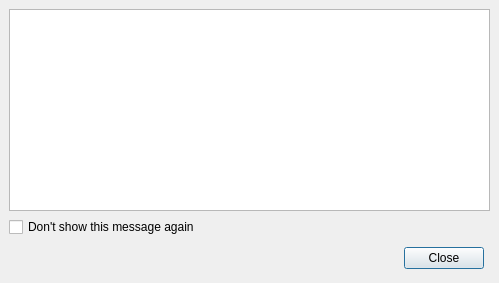
Old version of the form qgis/src/ui/qgsmessageviewer.ui in the repository sourcepole/qgis.
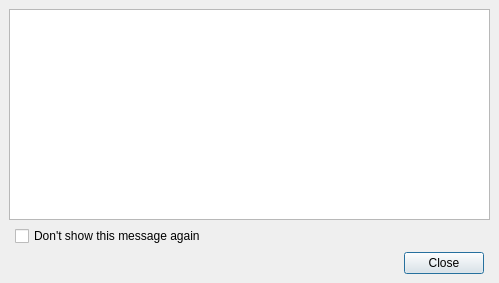
New version of the form.

Patch:
```diff
--- a/qgis/src/ui/qgsmessageviewer.ui
+++ b/qgis/src/ui/qgsmessageviewer.ui
@@ -23,13 +23,6 @@
    <property name="spacing">
     <number>6</number>
    </property>
-   <item row="1" column="0">
-    <widget class="QCheckBox" name="checkBox">
-     <property name="text">
-      <string>Don't show this message again</string>
-     </property>
-    </widget>
-   </item>
    <item row="0" column="0" colspan="3">
     <widget class="QTextEdit" name="txtMessage">
      <property name="lineWidth">
@@ -50,21 +43,12 @@
      </property>
     </widget>
    </item>
-   <item row="2" column="0">
-    <spacer>
-     <property name="orientation">
-      <enum>Qt::Horizontal</enum>
+   <item row="1" column="1">
+    <widget class="QCheckBox" name="checkBox">
+     <property name="text">
+      <string>Don't show this message again</string>
      </property>
-     <property name="sizeType">
-      <enum>QSizePolicy::Expanding</enum>
-     </property>
-     <property name="sizeHint" stdset="0">
-      <size>
-       <width>191</width>
-       <height>31</height>
-      </size>
-     </property>
-    </spacer>
+    </widget>
    </item>
   </layout>
  </widget>
```
Left out of the diff: 1 changed line with no effect on the pictures.
